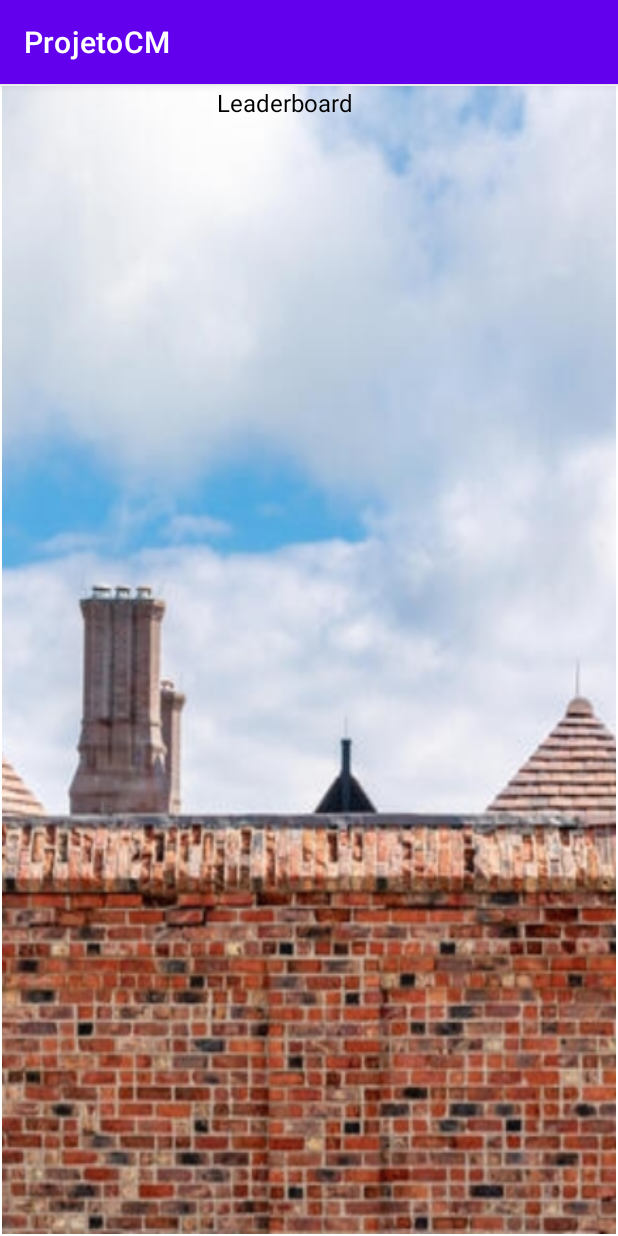
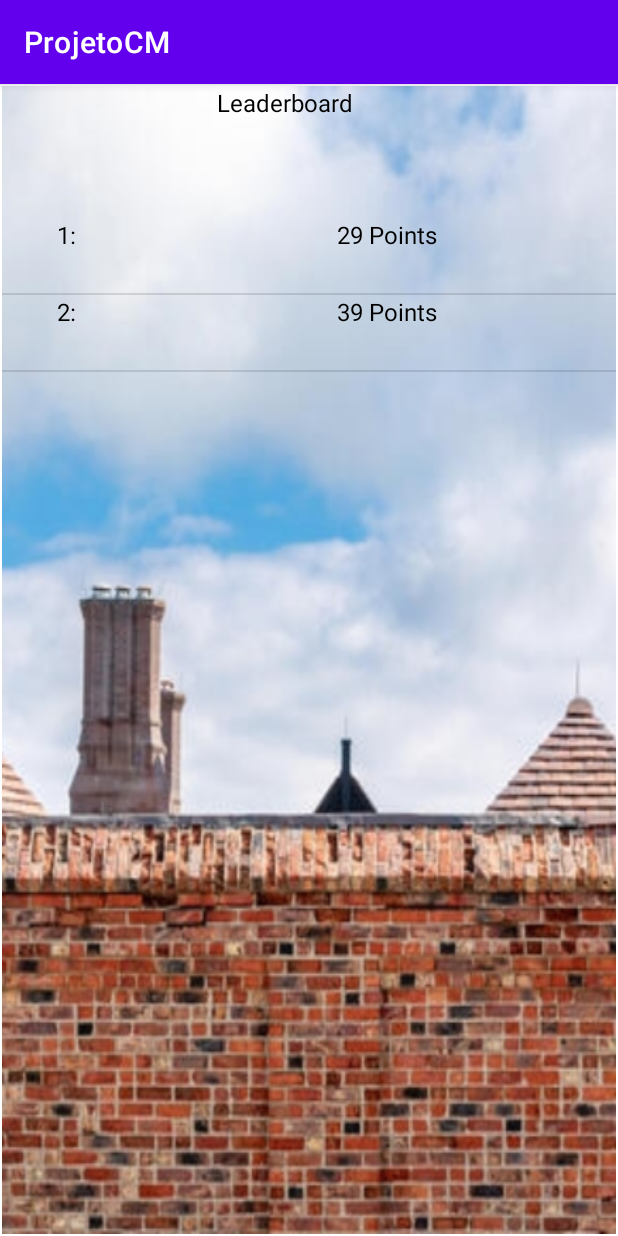
Before and after one commit to JoMI103/ProjetoCM, an Android app: the HighscoreFragment screen opened through its navigation route, on a phone screen of 412 x 824 dp. Run offline under Robolectric (Android 15) with nearby library versions, the phone set to English and light mode, and no system bars; our stand-ins replace Firebase (no records; nobody signed in at launch, a user with empty details on screens opened directly); Roboto replaces fonts that are not available here.

Commit message:
LeaderBoard beautiiiiful

```diff
--- a/app/src/main/java/com/example/projetocm/FragmentSystem/HighscoreFragment.kt
+++ b/app/src/main/java/com/example/projetocm/FragmentSystem/HighscoreFragment.kt
@@ -18,7 +18,7 @@ class  HighscoreFragment : Fragment() {
     private val binding get() = _binding!!
     private val scores = ArrayList<Int>()
     lateinit var listviewScores: ListView
-    private val positions = ArrayList<Int>()
+
     lateinit var listviewPositions: ListView
 
   override fun onCreateView(
@@ -26,7 +26,8 @@ class  HighscoreFragment : Fragment() {
         savedInstanceState: Bundle?
     ): View? {
 
-
+      scores.add(29)
+      scores.add(39)
 
         _binding = FragmentHighscoreBinding.inflate(inflater, container, false)
         val root: View = binding.root
@@ -48,12 +49,12 @@ class  HighscoreFragment : Fragment() {
 
         override fun getView(position: Int, view: View?, viewGroup: ViewGroup?): View {
             val rootView = layoutInflater.inflate(R.layout.row_score, viewGroup, false)
-            val textviewTitle = rootView.findViewById<TextView>(R.id.Score)
-            val textViewDescription = rootView.findViewById<TextView>(R.id.Score)
+            val textviewId= rootView.findViewById<TextView>(R.id.Name)
+            val textViewScore = rootView.findViewById<TextView>(R.id.Score)
 
 
-            textviewTitle.text = scores[position].toString()
-            textviewTitle.text = positions[position].toString()
+            textviewId.text = (position+1).toString() + ": "
+            textViewScore.text = scores[position].toString() + " Points"
 
             return rootView
         }
```
